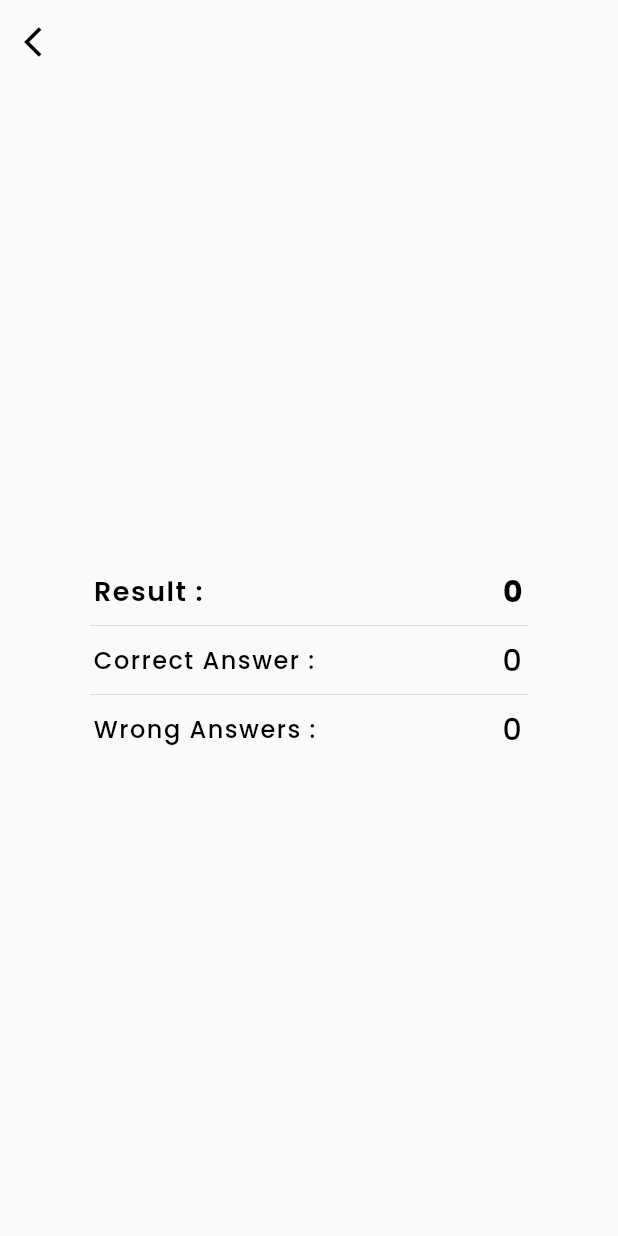
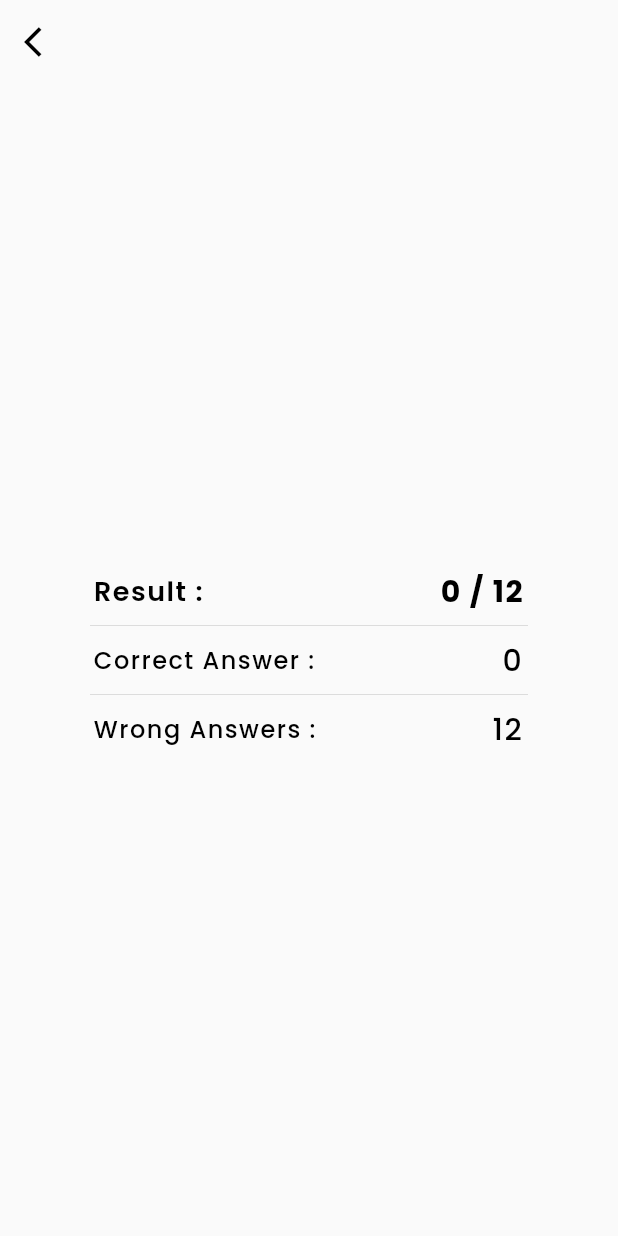
Before and after one commit to TariqMehmood1004/Quiz-app, a Flutter app: the TrueFalseController screen opened directly, after a tap on the "mark as unread" icon, on a phone screen of 412 x 824 dp. Run offline on Flutter 3.47's test engine with Material 2 defaults, Android fonts, the light colour scheme and no system bars; our stand-ins replace google_fonts.

Commit message:
Result Page

```diff
--- a/lib/Areas/Controllers/true_false/true_false.dart
+++ b/lib/Areas/Controllers/true_false/true_false.dart
@@ -14,22 +14,22 @@ class TrueFalseController extends StatefulWidget {
 class _TrueFalseControllerState extends State<TrueFalseController> {
   final _controller = PageController(initialPage: 0);
 
+  int score = 0;
   bool isPressed = false;
-  bool isButtonShow = false;
-  int correctAnswers = 0;
-  int wrongAnswers = 0;
-  Color btnColor = Colors.blue;
-  int score = 0;
 
-  // get the text in the TextField and start the Second Screen
   void storedResult(BuildContext context) {
-    int result = score;
+    int correct = score;
+    int totalQuestions = trueFalseQuestions.length;
+    int wrongAnswers = totalQuestions - correct;
     Navigator.push(
-      context,
-      MaterialPageRoute(
-        builder: (context) => TrueFalseResultController(result: result),
-      ),
-    );
+        context,
+        MaterialPageRoute(
+          builder: (context) => TrueFalseResultController(
+            result: correct,
+            totalLength: totalQuestions,
+            wrongAnswers: wrongAnswers,
+          ),
+        ));
   }
 
   @override
--- a/lib/Areas/Views/Result/true_false_result/true_false_result.dart
+++ b/lib/Areas/Views/Result/true_false_result/true_false_result.dart
@@ -4,8 +4,12 @@ import 'package:flutter/material.dart';
 import '../../../Controllers/widgets/text_widget.dart';
 
 class TrueFalseResultController extends StatelessWidget {
-  const TrueFalseResultController({super.key, required this.result});
-  final int result;
+  const TrueFalseResultController(
+      {super.key,
+      required this.result,
+      required this.totalLength,
+      required this.wrongAnswers});
+  final int result, totalLength, wrongAnswers;
 
   @override
   Widget build(BuildContext context) {
@@ -40,8 +44,13 @@ class TrueFalseResultController extends StatelessWidget {
                       // const Text("Result: ", style: ,),
                       TextWidget("Result : ", 18.0, AppColors.black,
                           FontWeight.w600, 1, TextAlign.center),
-                      TextWidget("${result.toString()} ", 20.0, AppColors.black,
-                          FontWeight.bold, 1, TextAlign.center),
+                      TextWidget(
+                          "${result.toString()} / ${totalLength.toString()} ",
+                          20.0,
+                          AppColors.black,
+                          FontWeight.bold,
+                          1,
+                          TextAlign.center),
                     ],
                   ),
                 ),
@@ -66,8 +75,13 @@ class TrueFalseResultController extends StatelessWidget {
                       // const Text("Result: ", style: ,),
                       TextWidget("Wrong Answers : ", 16.0, AppColors.black,
                           FontWeight.w500, 1, TextAlign.center),
-                      TextWidget("${result.toString()} ", 20.0, AppColors.black,
-                          FontWeight.w500, 1, TextAlign.center),
+                      TextWidget(
+                          "${wrongAnswers.toString()} ",
+                          20.0,
+                          AppColors.black,
+                          FontWeight.w500,
+                          1,
+                          TextAlign.center),
                     ],
                   ),
                 ),
```
Also changed, not shown: lib/Areas/Controllers/mcqs/mcqs_controller.dart (+9 -7 lines), lib/Areas/Views/Result/mcqs_result/mcqs_result.dart (+20 -6 lines), 1 other file.
